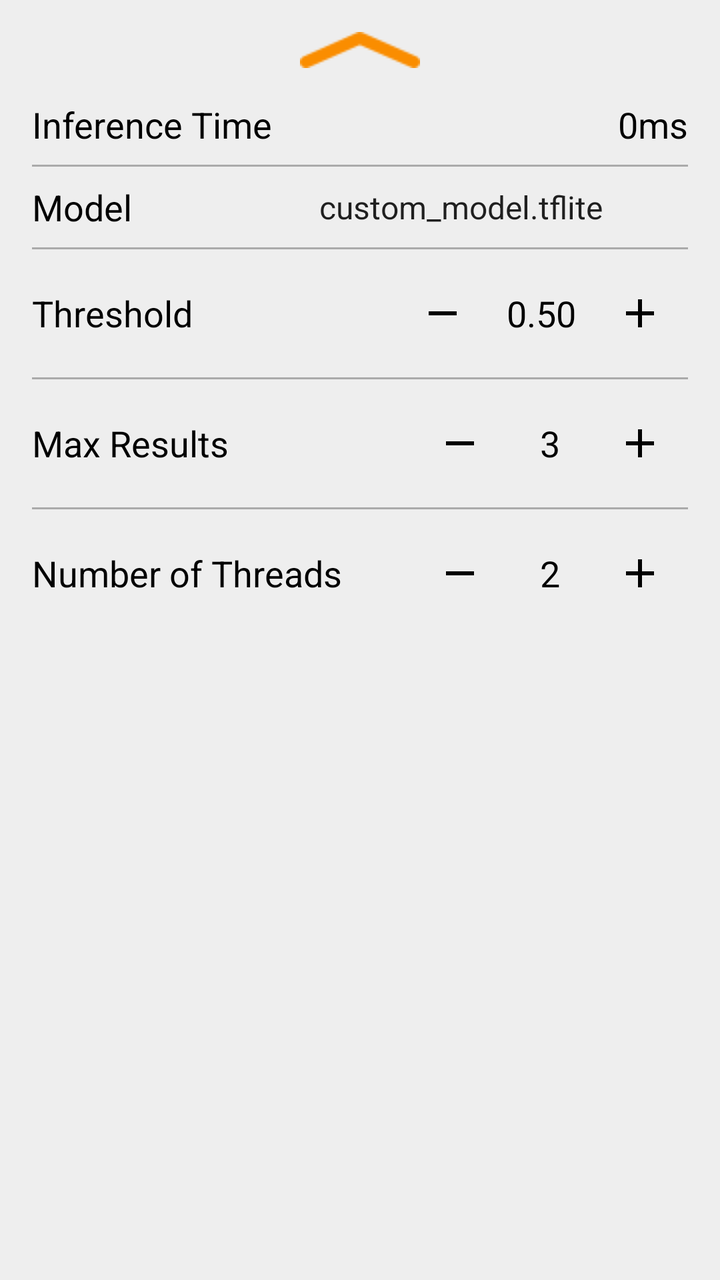
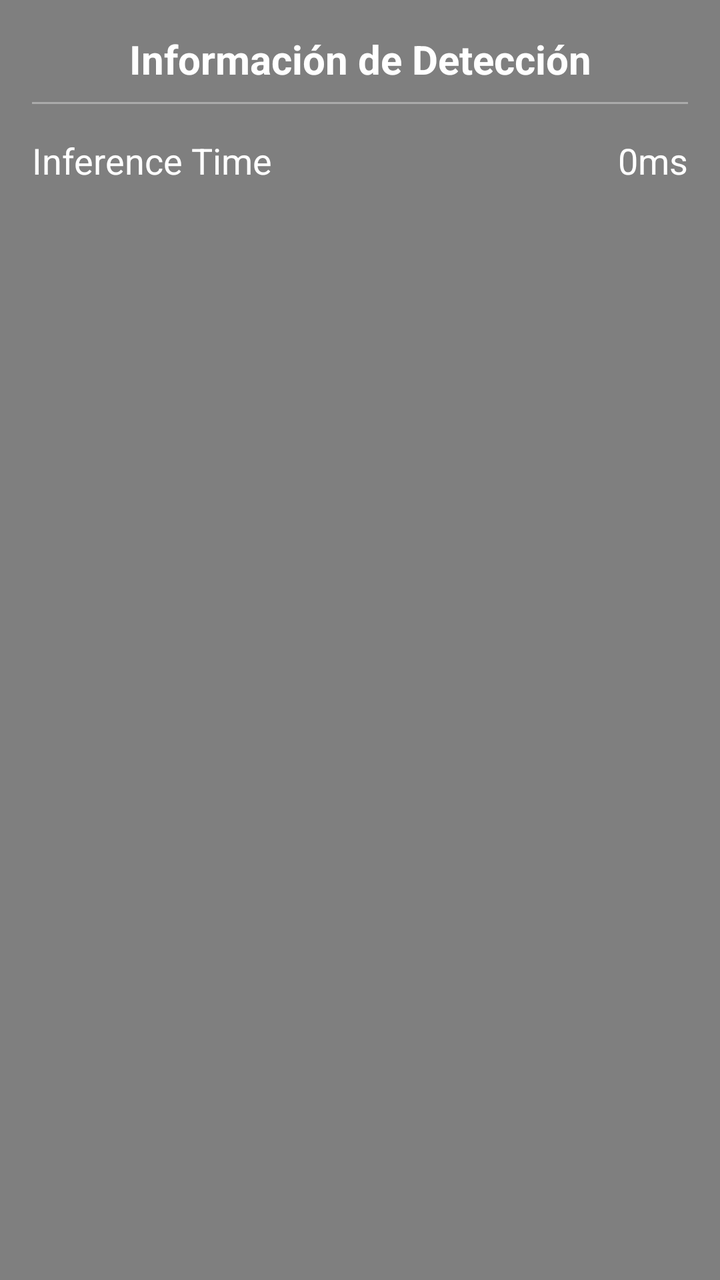

Before-and-after screenshots of an Android layout around one commit, followed by the original layout XML and the change that was made.
<!-- AndroidManifest.xml: fallback theme Theme.MaterialComponents.DayNight.NoActionBar -->
<!-- res/layout/info_bottom_sheet.xml -->
<androidx.core.widget.NestedScrollView xmlns:android="http://schemas.android.com/apk/res/android"
    xmlns:app="http://schemas.android.com/apk/res-auto"
    android:id="@+id/bottom_sheet_layout"
    android:layout_width="match_parent"
    android:layout_gravity="center_horizontal"
    android:background="@color/bottom_sheet_background"
    android:gravity="center_horizontal"
    android:orientation="vertical"
    android:padding="@dimen/bottom_sheet_padding"
    android:layout_height="wrap_content"
    app:behavior_hideable="false"
    app:behavior_peekHeight="@dimen/bottom_sheet_peek_height"
    app:layout_behavior="com.google.android.material.bottomsheet.BottomSheetBehavior">

    <LinearLayout
        android:layout_width="match_parent"
        android:layout_height="wrap_content"
        android:orientation="vertical">

        <ImageView
            android:layout_width="wrap_content"
            android:layout_height="wrap_content"
            android:layout_gravity="center_horizontal"
            android:layout_marginBottom="8dp"
            android:contentDescription="@string/alt_bottom_sheet_chevron"
            android:src="@drawable/icn_chevron_up" />

        <LinearLayout
            android:layout_width="match_parent"
            android:layout_height="wrap_content"
            android:orientation="horizontal"
            android:paddingVertical="8dp">

            <TextView
                android:id="@+id/inference_time_label"
                android:layout_width="0dp"
                android:layout_height="wrap_content"
                android:layout_weight="1"
                android:text="@string/label_interence_time"
                android:textColor="@color/bottom_sheet_text_color"
                android:textSize="18sp" />

            <TextView
                android:id="@+id/inference_time_val"
                android:layout_width="wrap_content"
                android:layout_height="wrap_content"
                android:text="0ms"
                android:textColor="@color/bottom_sheet_text_color"
                android:textSize="18sp" />
        </LinearLayout>

        <View
            android:layout_width="match_parent"
            android:layout_height="1dp"
            android:background="@android:color/darker_gray" />

        <LinearLayout
            android:layout_width="match_parent"
            android:layout_height="wrap_content"
            android:gravity="center_vertical"
            android:orientation="horizontal"
            android:paddingVertical="8dp">

            <TextView
                android:layout_width="0dp"
                android:layout_height="wrap_content"
                android:layout_weight="1"
                android:text="@string/label_model"
                android:textColor="@color/bottom_sheet_text_color"
                android:textSize="18sp" />

            <Spinner
                android:id="@+id/model_spinner"
                android:layout_width="wrap_content"
                android:layout_height="wrap_content"
                android:entries="@array/models_array"
                android:background="@android:color/transparent"
                android:popupBackground="@color/bottom_sheet_background"
                style="@style/Widget.AppCompat.Spinner.DropDown"
                />
        </LinearLayout>

        <View
            android:layout_width="match_parent"
            android:layout_height="1dp"
            android:background="@android:color/darker_gray" />

        <LinearLayout
            android:layout_width="match_parent"
            android:layout_height="wrap_content"
            android:gravity="center_vertical"
            android:orientation="horizontal"
            android:paddingVertical="8dp">

            <TextView
                android:layout_width="0dp"
                android:layout_height="wrap_content"
                android:layout_weight="1"
                android:text="@string/label_confidence_threshold"
                android:textColor="@color/bottom_sheet_text_color"
                android:textSize="18sp" />

            <androidx.appcompat.widget.AppCompatImageButton
                android:id="@+id/threshold_minus"
                android:layout_width="48dp"
                android:layout_height="48dp"
                android:background="?attr/selectableItemBackgroundBorderless"
                android:contentDescription="@string/alt_bottom_sheet_threshold_button_minus"
                android:padding="8dp"
                android:src="@drawable/ic_minus" />

            <TextView
                android:id="@+id/threshold_value"
                android:layout_width="wrap_content"
                android:layout_height="wrap_content"
                android:minEms="2"
                android:paddingHorizontal="8dp"
                android:text="0.50"
                android:textAlignment="center"
                android:textColor="@color/bottom_sheet_text_color"
                android:textSize="18sp" />

            <androidx.appcompat.widget.AppCompatImageButton
                android:id="@+id/threshold_plus"
                android:layout_width="48dp"
                android:layout_height="48dp"
                android:background="?attr/selectableItemBackgroundBorderless"
                android:contentDescription="@string/alt_bottom_sheet_threshold_button_plus"
                android:padding="8dp"
                android:src="@drawable/ic_plus" />
        </LinearLayout>

        <View
            android:layout_width="match_parent"
            android:layout_height="1dp"
            android:background="@android:color/darker_gray" />

        <LinearLayout
            android:layout_width="match_parent"
            android:layout_height="wrap_content"
            android:gravity="center_vertical"
            android:orientation="horizontal"
            android:paddingVertical="8dp">

            <TextView
                android:layout_width="0dp"
                android:layout_height="wrap_content"
                android:layout_weight="1"
                android:text="@string/label_max_results"
                android:textColor="@color/bottom_sheet_text_color"
                android:textSize="18sp" />

            <androidx.appcompat.widget.AppCompatImageButton
                android:id="@+id/max_results_minus"
                android:layout_width="48dp"
                android:layout_height="48dp"
                android:background="?attr/selectableItemBackgroundBorderless"
                android:contentDescription="@string/alt_bottom_sheet_max_results_button_minus"
                android:padding="8dp"
                android:src="@drawable/ic_minus" />

            <TextView
                android:id="@+id/max_results_value"
                android:layout_width="wrap_content"
                android:layout_height="wrap_content"
                android:minEms="2"
                android:paddingHorizontal="8dp"
                android:text="3"
                android:textAlignment="center"
                android:textColor="@color/bottom_sheet_text_color"
                android:textSize="18sp" />

            <androidx.appcompat.widget.AppCompatImageButton
                android:id="@+id/max_results_plus"
                android:layout_width="48dp"
                android:layout_height="48dp"
                android:background="?attr/selectableItemBackgroundBorderless"
                android:contentDescription="@string/alt_bottom_sheet_max_results_button_plus"
                android:padding="8dp"
                android:src="@drawable/ic_plus" />
        </LinearLayout>

        <View
            android:layout_width="match_parent"
            android:layout_height="1dp"
            android:background="@android:color/darker_gray" />

        <LinearLayout
            android:layout_width="match_parent"
            android:layout_height="wrap_content"
            android:gravity="center_vertical"
            android:orientation="horizontal"
            android:paddingVertical="8dp">

            <TextView
                android:layout_width="0dp"
                android:layout_height="wrap_content"
                android:layout_weight="1"
                android:text="@string/label_threads"
                android:textColor="@color/bottom_sheet_text_color"
                android:textSize="18sp" />

            <androidx.appcompat.widget.AppCompatImageButton
                android:id="@+id/threads_minus"
                android:layout_width="48dp"
                android:layout_height="48dp"
                android:background="?attr/selectableItemBackgroundBorderless"
                android:contentDescription="@string/alt_bottom_sheet_thread_button_minus"
                android:padding="8dp"
                android:src="@drawable/ic_minus" />

            <TextView
                android:id="@+id/threads_value"
                android:layout_width="wrap_content"
                android:layout_height="wrap_content"
                android:minEms="2"
                android:paddingHorizontal="8dp"
                android:text="2"
                android:textAlignment="center"
                android:textColor="@color/bottom_sheet_text_color"
                android:textSize="18sp" />

            <androidx.appcompat.widget.AppCompatImageButton
                android:id="@+id/threads_plus"
                android:layout_width="48dp"
                android:layout_height="48dp"
                android:background="?attr/selectableItemBackgroundBorderless"
                android:contentDescription="@string/alt_bottom_sheet_thread_button_plus"
                android:padding="8dp"
                android:src="@drawable/ic_plus" />
        </LinearLayout>
    </LinearLayout>
</androidx.core.widget.NestedScrollView>
<!-- resources referenced by this layout -->
<resources>
  <string-array name="models_array">
          <item>custom_model.tflite</item>
          <item>efficientdet-lite0.tflite</item>
          <item>custom_model_int8.tflite</item>
      </string-array>
  <color name="bottom_sheet_background">#EEEEEE</color>
  <color name="bottom_sheet_text_color">@android:color/black</color>
  <dimen name="bottom_sheet_padding">16dp</dimen>
  <dimen name="bottom_sheet_peek_height">50dp</dimen>
  <!-- drawable ic_minus (drawable) -->
  <vector xmlns:android="http://schemas.android.com/apk/res/android"
      android:width="24dp"
      android:height="24dp"
      android:viewportWidth="24"
      android:viewportHeight="24">
    <path
        android:fillColor="#FF000000"
        android:pathData="M19,13H5v-2h14v2z"/>
  </vector>
  <!-- drawable ic_plus (drawable) -->
  <vector xmlns:android="http://schemas.android.com/apk/res/android"
      android:width="24dp"
      android:height="24dp"
      android:viewportWidth="24"
      android:viewportHeight="24">
    <path
        android:fillColor="#FF000000"
        android:pathData="M19,13h-6v6h-2v-6H5v-2h6V5h2v6h6v2z"/>
  </vector>
  <!-- drawable icn_chevron_up: png bitmap (drawable, 596 bytes) -->
  <string name="alt_bottom_sheet_chevron">Bottom sheet expandable indicator</string>
  <string name="alt_bottom_sheet_max_results_button_minus">Disminuir resultados máximos</string>
  <string name="alt_bottom_sheet_max_results_button_plus">Aumentar resultados máximos</string>
  <string name="alt_bottom_sheet_thread_button_minus">Disminuir número de hilos</string>
  <string name="alt_bottom_sheet_thread_button_plus">Aumentar número de hilos</string>
  <string name="alt_bottom_sheet_threshold_button_minus">Disminuir umbral de confianza</string>
  <string name="alt_bottom_sheet_threshold_button_plus">Aumentar umbral de confianza</string>
  <string name="label_confidence_threshold">Threshold</string>
  <string name="label_interence_time">Inference Time</string>
  <string name="label_max_results">Max Results</string>
  <string name="label_model">Model</string>
  <string name="label_threads">Number of Threads</string>
</resources>

<!-- the commit's change to res/layout/info_bottom_sheet.xml (unified diff, before → after) -->
@@ -1,13 +1,14 @@
+<?xml version="1.0" encoding="utf-8"?>
 <androidx.core.widget.NestedScrollView xmlns:android="http://schemas.android.com/apk/res/android"
     xmlns:app="http://schemas.android.com/apk/res-auto"
     android:id="@+id/bottom_sheet_layout"
     android:layout_width="match_parent"
+    android:layout_height="wrap_content"
     android:layout_gravity="center_horizontal"
     android:background="@color/bottom_sheet_background"
     android:gravity="center_horizontal"
     android:orientation="vertical"
-    android:padding="@dimen/bottom_sheet_padding"
-    android:layout_height="wrap_content"
+    android:padding="16dp"
     app:behavior_hideable="false"
     app:behavior_peekHeight="@dimen/bottom_sheet_peek_height"
     app:layout_behavior="com.google.android.material.bottomsheet.BottomSheetBehavior">
@@ -17,13 +18,21 @@
         android:layout_height="wrap_content"
         android:orientation="vertical">
 
-        <ImageView
-            android:layout_width="wrap_content"
+        <TextView
+            android:layout_width="match_parent"
             android:layout_height="wrap_content"
-            android:layout_gravity="center_horizontal"
-            android:layout_marginBottom="8dp"
-            android:contentDescription="@string/alt_bottom_sheet_chevron"
-            android:src="@drawable/icn_chevron_up" />
+            android:text="Información de Detección"
+            android:textColor="@color/bottom_sheet_text_color"
+            android:textSize="20sp"
+            android:textStyle="bold"
+            android:gravity="center_horizontal"
+            android:paddingBottom="8dp"/>
+
+        <View
+            android:layout_width="match_parent"
+            android:layout_height="1dp"
+            android:background="@android:color/darker_gray"
+            android:layout_marginBottom="8dp"/>
 
         <LinearLayout
             android:layout_width="match_parent"
@@ -49,185 +58,5 @@
                 android:textSize="18sp" />
         </LinearLayout>
 
-        <View
-            android:layout_width="match_parent"
-            android:layout_height="1dp"
-            android:background="@android:color/darker_gray" />
-
-        <LinearLayout
-            android:layout_width="match_parent"
-            android:layout_height="wrap_content"
-            android:gravity="center_vertical"
-            android:orientation="horizontal"
-            android:paddingVertical="8dp">
-
-            <TextView
-                android:layout_width="0dp"
-                android:layout_height="wrap_content"
-                android:layout_weight="1"
-                android:text="@string/label_model"
-                android:textColor="@color/bottom_sheet_text_color"
-                android:textSize="18sp" />
-
-            <Spinner
-                android:id="@+id/model_spinner"
-                android:layout_width="wrap_content"
-                android:layout_height="wrap_content"
-                android:entries="@array/models_array"
-                android:background="@android:color/transparent"
-                android:popupBackground="@color/bottom_sheet_background"
-                style="@style/Widget.AppCompat.Spinner.DropDown"
-                />
-        </LinearLayout>
-
-        <View
-            android:layout_width="match_parent"
-            android:layout_height="1dp"
-            android:background="@android:color/darker_gray" />
-
-        <LinearLayout
-            android:layout_width="match_parent"
-            android:layout_height="wrap_content"
-            android:gravity="center_vertical"
-            android:orientation="horizontal"
-            android:paddingVertical="8dp">
-
-            <TextView
-                android:layout_width="0dp"
-                android:layout_height="wrap_content"
-                android:layout_weight="1"
-                android:text="@string/label_confidence_threshold"
-                android:textColor="@color/bottom_sheet_text_color"
-                android:textSize="18sp" />
-
-            <androidx.appcompat.widget.AppCompatImageButton
-                android:id="@+id/threshold_minus"
-                android:layout_width="48dp"
-                android:layout_height="48dp"
-                android:background="?attr/selectableItemBackgroundBorderless"
-                android:contentDescription="@string/alt_bottom_sheet_threshold_button_minus"
-                android:padding="8dp"
-                android:src="@drawable/ic_minus" />
-
-            <TextView
-                android:id="@+id/threshold_value"
-                android:layout_width="wrap_content"
-                android:layout_height="wrap_content"
-                android:minEms="2"
-                android:paddingHorizontal="8dp"
-                android:text="0.50"
-                android:textAlignment="center"
-                android:textColor="@color/bottom_sheet_text_color"
-                android:textSize="18sp" />
-
-            <androidx.appcompat.widget.AppCompatImageButton
-                android:id="@+id/threshold_plus"
-                android:layout_width="48dp"
-                android:layout_height="48dp"
-                android:background="?attr/selectableItemBackgroundBorderless"
-                android:contentDescription="@string/alt_bottom_sheet_threshold_button_plus"
-                android:padding="8dp"
-                android:src="@drawable/ic_plus" />
-        </LinearLayout>
-
-        <View
-            android:layout_width="match_parent"
-            android:layout_height="1dp"
-            android:background="@android:color/darker_gray" />
-
-        <LinearLayout
-            android:layout_width="match_parent"
-            android:layout_height="wrap_content"
-            android:gravity="center_vertical"
-            android:orientation="horizontal"
-            android:paddingVertical="8dp">
-
-            <TextView
-                android:layout_width="0dp"
-                android:layout_height="wrap_content"
-                android:layout_weight="1"
-                android:text="@string/label_max_results"
-                android:textColor="@color/bottom_sheet_text_color"
-                android:textSize="18sp" />
-
-            <androidx.appcompat.widget.AppCompatImageButton
-                android:id="@+id/max_results_minus"
-                android:layout_width="48dp"
-                android:layout_height="48dp"
-                android:background="?attr/selectableItemBackgroundBorderless"
-                android:contentDescription="@string/alt_bottom_sheet_max_results_button_minus"
-                android:padding="8dp"
-                android:src="@drawable/ic_minus" />
-
-            <TextView
-                android:id="@+id/max_results_value"
-                android:layout_width="wrap_content"
-                android:layout_height="wrap_content"
-                android:minEms="2"
-                android:paddingHorizontal="8dp"
-                android:text="3"
-                android:textAlignment="center"
-                android:textColor="@color/bottom_sheet_text_color"
-                android:textSize="18sp" />
-
-            <androidx.appcompat.widget.AppCompatImageButton
-                android:id="@+id/max_results_plus"
-                android:layout_width="48dp"
-                android:layout_height="48dp"
-                android:background="?attr/selectableItemBackgroundBorderless"
-                android:contentDescription="@string/alt_bottom_sheet_max_results_button_plus"
-                android:padding="8dp"
-                android:src="@drawable/ic_plus" />
-        </LinearLayout>
-
-        <View
-            android:layout_width="match_parent"
-            android:layout_height="1dp"
-            android:background="@android:color/darker_gray" />
-
-        <LinearLayout
-            android:layout_width="match_parent"
-            android:layout_height="wrap_content"
-            android:gravity="center_vertical"
-            android:orientation="horizontal"
-            android:paddingVertical="8dp">
-
-            <TextView
-                android:layout_width="0dp"
-                android:layout_height="wrap_content"
-                android:layout_weight="1"
-                android:text="@string/label_threads"
-                android:textColor="@color/bottom_sheet_text_color"
-                android:textSize="18sp" />
-
-            <androidx.appcompat.widget.AppCompatImageButton
-                android:id="@+id/threads_minus"
-                android:layout_width="48dp"
-                android:layout_height="48dp"
-                android:background="?attr/selectableItemBackgroundBorderless"
-                android:contentDescription="@string/alt_bottom_sheet_thread_button_minus"
-                android:padding="8dp"
-                android:src="@drawable/ic_minus" />
-
-            <TextView
-                android:id="@+id/threads_value"
-                android:layout_width="wrap_content"
-                android:layout_height="wrap_content"
-                android:minEms="2"
-                android:paddingHorizontal="8dp"
-                android:text="2"
-                android:textAlignment="center"
-                android:textColor="@color/bottom_sheet_text_color"
-                android:textSize="18sp" />
-
-            <androidx.appcompat.widget.AppCompatImageButton
-                android:id="@+id/threads_plus"
-                android:layout_width="48dp"
-                android:layout_height="48dp"
-                android:background="?attr/selectableItemBackgroundBorderless"
-                android:contentDescription="@string/alt_bottom_sheet_thread_button_plus"
-                android:padding="8dp"
-                android:src="@drawable/ic_plus" />
-        </LinearLayout>
     </LinearLayout>
 </androidx.core.widget.NestedScrollView>
<!-- resource entries referenced after the edit -->
@@ -1,46 +1,8 @@
 <!-- resources referenced by this layout -->
 <resources>
-  <string-array name="models_array">
-          <item>custom_model.tflite</item>
-          <item>efficientdet-lite0.tflite</item>
-          <item>custom_model_int8.tflite</item>
-      </string-array>
-  <color name="bottom_sheet_background">#EEEEEE</color>
-  <color name="bottom_sheet_text_color">@android:color/black</color>
-  <dimen name="bottom_sheet_padding">16dp</dimen>
+  <color name="bottom_sheet_background">#80000000</color>
+  <color name="bottom_sheet_text_color">#FFFFFF</color>
   <dimen name="bottom_sheet_peek_height">50dp</dimen>
-  <!-- drawable ic_minus (drawable) -->
-  <vector xmlns:android="http://schemas.android.com/apk/res/android"
-      android:width="24dp"
-      android:height="24dp"
-      android:viewportWidth="24"
-      android:viewportHeight="24">
-    <path
-        android:fillColor="#FF000000"
-        android:pathData="M19,13H5v-2h14v2z"/>
-  </vector>
-  <!-- drawable ic_plus (drawable) -->
-  <vector xmlns:android="http://schemas.android.com/apk/res/android"
-      android:width="24dp"
-      android:height="24dp"
-      android:viewportWidth="24"
-      android:viewportHeight="24">
-    <path
-        android:fillColor="#FF000000"
-        android:pathData="M19,13h-6v6h-2v-6H5v-2h6V5h2v6h6v2z"/>
-  </vector>
-  <!-- drawable icn_chevron_up: png bitmap (drawable, 596 bytes) -->
-  <string name="alt_bottom_sheet_chevron">Bottom sheet expandable indicator</string>
-  <string name="alt_bottom_sheet_max_results_button_minus">Disminuir resultados máximos</string>
-  <string name="alt_bottom_sheet_max_results_button_plus">Aumentar resultados máximos</string>
-  <string name="alt_bottom_sheet_thread_button_minus">Disminuir número de hilos</string>
-  <string name="alt_bottom_sheet_thread_button_plus">Aumentar número de hilos</string>
-  <string name="alt_bottom_sheet_threshold_button_minus">Disminuir umbral de confianza</string>
-  <string name="alt_bottom_sheet_threshold_button_plus">Aumentar umbral de confianza</string>
-  <string name="label_confidence_threshold">Threshold</string>
   <string name="label_interence_time">Inference Time</string>
-  <string name="label_max_results">Max Results</string>
-  <string name="label_model">Model</string>
-  <string name="label_threads">Number of Threads</string>
 </resources>
 
